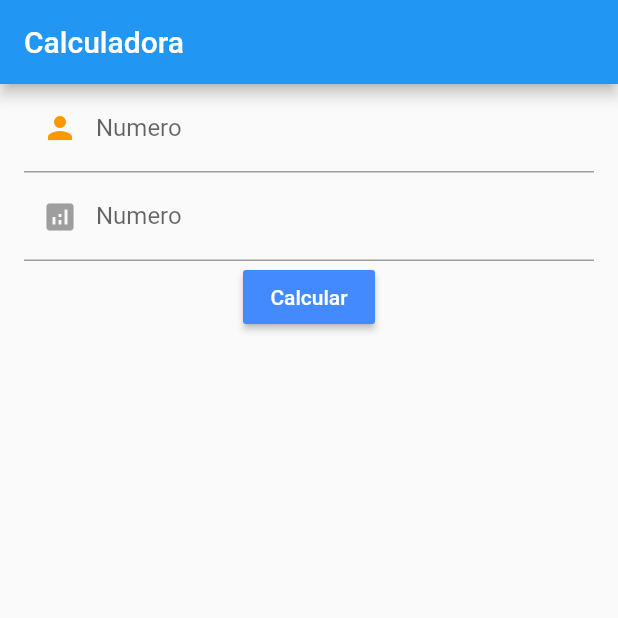
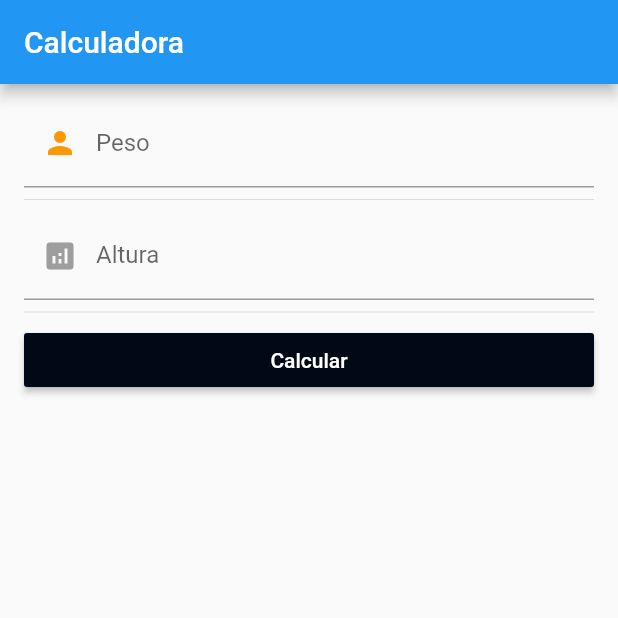
Before and after one commit to HericAvila/AprendendoFlutter, a Flutter app: the screen it shows after launch, after a tap on "Calcular", on a phone screen of 412 x 824 dp, the top half of it. Run offline on Flutter 3.47's test engine with Material 2 defaults, Android fonts, the phone set to English and light mode, and no system bars.

Commit message:
botao extendido

```diff
--- a/app_em_flutter/analysis_options.yaml
+++ b/app_em_flutter/analysis_options.yaml
@@ -23,6 +23,7 @@ linter:
   # producing the lint.
   rules:
    Prefer const with constant constructors.dart. (prefer_const_constructors)
+   Prefer const literals as parameters of constructors
     # avoid_print: false  # Uncomment to disable the `avoid_print` rule
     # prefer_single_quotes: true  # Uncomment to enable the `prefer_single_quotes` rule
 
--- a/app_em_flutter/lib/main.dart
+++ b/app_em_flutter/lib/main.dart
@@ -27,34 +27,41 @@
   @override
   Widget build(BuildContext context) {
     return Container(
-        padding: EdgeInsets.only(left: 16, right: 16),
+        padding: EdgeInsets.only(left: 16, right: 16, top: 10),
         child: Column(
           children: [
             TextField(
               decoration: InputDecoration(
-                  hintText: "Digite o valor 25",
-                  labelText: "Numero",
-                  suffixText: "kg",
+                  hintText: "Digite o seu peso",
+                  labelText: "Peso",
+                  suffixText: "Kg",
                   prefixIcon: Icon(
                     Icons.person,
                     color: Colors.orange,
                   )),
             ),
+            Divider(),
             TextField(
               decoration: InputDecoration(
                   hintText: "Digite outro 1234 valor",
-                  labelText: "Numero",
-                  suffixText: "kg",
+                  labelText: "Altura",
+                  suffixText: "cm",
                   prefixIcon: Icon(
                     Icons.analytics,
                     color: Colors.grey,
                   )),
             ),
-            RaisedButton(
-              onPressed: () {},
-              child: Text("Calcular"),
-              color: Colors.blueAccent,
-              textColor: Colors.white,
+            Divider(),
+            Row(
+              children: [
+                Expanded(
+                    child: RaisedButton(
+                  onPressed: () {},
+                  child: Text("Calcular"),
+                  color: Color.fromARGB(255, 1, 9, 22),
+                  textColor: Colors.white,
+                ))
+              ],
             ),
             Text(""),
           ],
```
